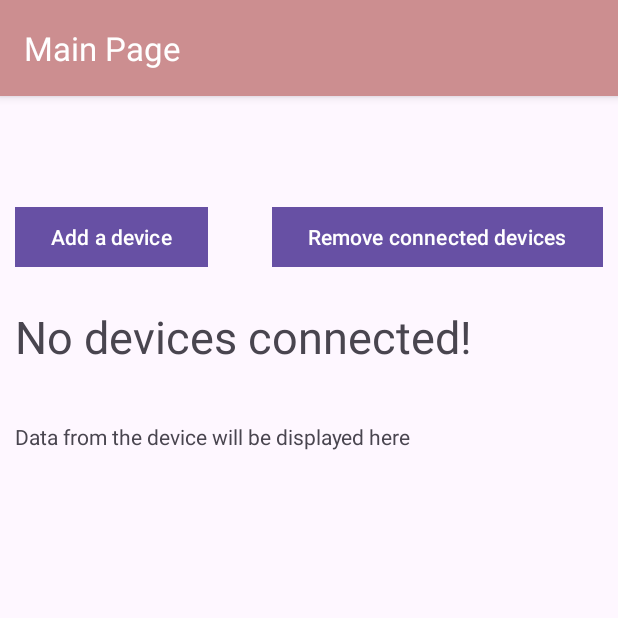
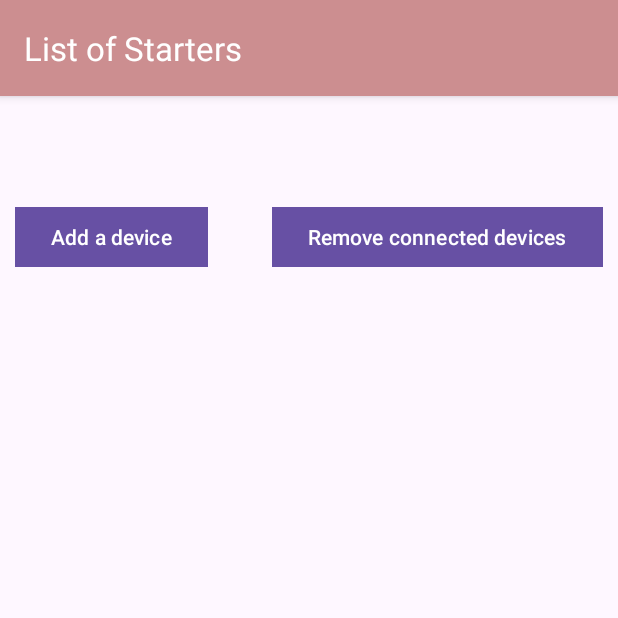
Before and after one commit to joof1234/390_sourdough_helper, an Android app: the screen it shows after launch (MainActivity), on a phone screen of 412 x 824 dp, the top half of it. Run offline under Robolectric (Android 15) with nearby library versions, the phone set to English and light mode, and no system bars.

Commit message:
big changes and new activity. This is a complete overhaul of the system for now. First big update

```diff
--- a/app/src/main/java/com/example/mainactivity/BluetoothConnectionManager.java
+++ b/app/src/main/java/com/example/mainactivity/BluetoothConnectionManager.java
@@ -3,7 +3,8 @@ package com.example.mainactivity;
 import android.bluetooth.BluetoothSocket;
 
 import java.io.IOException;
-
+// THIS CALSS IS USED TO PASS TEH BLUETOOTH CONNECTION FROM ACTIVITY TO ANOTHER!!!!!!!
+// TO PASS THE SOCKET ITSELF WITHOUT HAVING TO USE INTENTS.
 public class BluetoothConnectionManager {
     private static BluetoothConnectionManager instance;
     private BluetoothSocket socket;
--- a/app/src/main/java/com/example/mainactivity/MainActivity.java
+++ b/app/src/main/java/com/example/mainactivity/MainActivity.java
@@ -6,185 +6,100 @@ import android.graphics.Color;
 import android.graphics.drawable.ColorDrawable;
 import android.os.Bundle;
 import android.text.Html;
-import android.util.Log;
 import android.view.View;
+import android.widget.AdapterView;
+import android.widget.ArrayAdapter;
 import android.widget.Button;
-import android.widget.TextView;
-
-import androidx.activity.EdgeToEdge;
-import androidx.appcompat.app.ActionBar;
-import androidx.appcompat.app.AppCompatActivity;
-import androidx.core.graphics.Insets;
-import androidx.core.view.ViewCompat;
-import androidx.core.view.WindowInsetsCompat;
-import android.content.Intent;
-import android.graphics.Color;
-import android.graphics.drawable.ColorDrawable;
-import android.os.Bundle;
-import android.os.Handler;
-import android.text.Html;
-import android.view.View;
-import android.widget.Button;
-import android.widget.TextView;
-import android.widget.Toast;
+import android.widget.ListView;
 
 import androidx.appcompat.app.ActionBar;
 import androidx.appcompat.app.AppCompatActivity;
-
-import java.io.BufferedReader;
-import java.io.IOException;
-import java.io.InputStreamReader;
-import java.net.InetSocketAddress;
-import java.net.Socket;
+import java.util.ArrayList;
+import java.util.HashSet;
+import java.util.Set;
 
 public class MainActivity extends AppCompatActivity {
-
-    private Button bluetooth;
-    private TextView tvExampledata, summary;
-    private Handler handler = new Handler();
-    private String esp32Ip;
-    private boolean isRunning = true;
-    private static final String PREFS_NAME = "ESP32Prefs";
-    private static final String PREF_IP_ADDRESS = "esp32_ip";
-
+    private ListView lvDevices;
+    private ArrayAdapter<String> deviceAdapter;
+    private ArrayList<String> connectedDevices = new ArrayList<>();
+    private Set<String> deviceIps = new HashSet<>();
 
     @Override
     protected void onCreate(Bundle savedInstanceState) {
         super.onCreate(savedInstanceState);
-        EdgeToEdge.enable(this);
         setContentView(R.layout.activity_main);
-        ViewCompat.setOnApplyWindowInsetsListener(findViewById(R.id.main), (v, insets) -> {
-            Insets systemBars = insets.getInsets(WindowInsetsCompat.Type.systemBars());
-            v.setPadding(systemBars.left, systemBars.top, systemBars.right, systemBars.bottom);
-            return insets;
+
+
+        ActionBar actionBar = getSupportActionBar();
+        ColorDrawable colorDrawable = new ColorDrawable(Color.parseColor("#cc8e90"));
+        actionBar.setBackgroundDrawable(colorDrawable);
+        actionBar.setTitle(Html.fromHtml("<font color='#ffffff'>List of Starters </font>"));
+
+        setupViews();
+        loadConnectedDevices();
+        checkNewDevice();
+    }
+
+    private void setupViews() {
+        lvDevices = findViewById(R.id.lvDevices);
+        deviceAdapter = new ArrayAdapter<>(this, android.R.layout.simple_list_item_1, connectedDevices);
+        lvDevices.setAdapter(deviceAdapter);
+
+        lvDevices.setOnItemClickListener((parent, view, position, id) -> {
+            String deviceInfo = connectedDevices.get(position);
+            String deviceIp = deviceInfo.split(" - ")[1]; // Extract IP from display string
+
+            Intent intent = new Intent(MainActivity.this, DeviceDataActivity.class);
+            intent.putExtra("DEVICE_IP", deviceIp);
+            startActivity(intent);
         });
 
-        setup();
-        toolbar();
-
-        Intent intent = getIntent();
-        if (intent != null && intent.hasExtra("ESP32_IP")) {
-            esp32Ip = intent.getStringExtra("ESP32_IP");
-            Log.d("MainActivity", "Connecting to ESP32 at: " + esp32Ip);
-            startDataReceiver();
-        } else {
-            Log.e("MainActivity", "No ESP32 IP provided");
-        }
-
-        SharedPreferences prefs = getSharedPreferences(PREFS_NAME, MODE_PRIVATE);
-        String savedIp = prefs.getString(PREF_IP_ADDRESS, null);
-        esp32Ip = getIntent().getStringExtra("ESP32_IP");
-
-        if (esp32Ip == null && savedIp != null) {
-            esp32Ip = savedIp;
-            Log.d("MainActivity", "Using saved IP: " + esp32Ip);
-        }
-
-        if (esp32Ip != null) {
-            Log.d("MainActivity", "Connecting to ESP32 at: " + esp32Ip);
-            startDataReceiver();
-        } else {
-            Log.e("MainActivity", "No ESP32 IP provided");
-            summary.setText("No devices connected!");
-        }
-
-    }
-
-    private void setup() {
-        bluetooth = findViewById(R.id.gotobluetooth);
-        tvExampledata = findViewById(R.id.wifidataexample);
-        summary = findViewById(R.id.main_summary);
-
-        bluetooth.setOnClickListener(new View.OnClickListener() {
-            @Override
-            public void onClick(View v) {
-                Intent intent = new Intent(MainActivity.this, BluetoothActivity.class);
-                startActivity(intent);
-            }
+        Button btnAddDevice = findViewById(R.id.gotobluetooth);
+        btnAddDevice.setOnClickListener(v -> {
+            Intent intent = new Intent(MainActivity.this, BluetoothActivity.class);
+            startActivity(intent);
         });
 
         Button btnReset = findViewById(R.id.reset_button);
         btnReset.setOnClickListener(v -> {
-            SharedPreferences prefs = getSharedPreferences(PREFS_NAME, MODE_PRIVATE);
-            prefs.edit().remove(PREF_IP_ADDRESS).apply();
-            Toast.makeText(this, "Cleared devices!", Toast.LENGTH_SHORT).show();
-            finish();
+            clearConnectedDevices();
         });
-
-
     }
 
-    private void toolbar() {
-        ActionBar actionBar = getSupportActionBar();
-        ColorDrawable colorDrawable = new ColorDrawable(Color.parseColor("#cc8e90"));
-        actionBar.setBackgroundDrawable(colorDrawable);
-        actionBar.setTitle(Html.fromHtml("<font color='#ffffff'>Main Page </font>"));
+    private void loadConnectedDevices() {
+        SharedPreferences prefs = getSharedPreferences("DEVICE_PREFS", MODE_PRIVATE);
+        Set<String> savedDevices = prefs.getStringSet("CONNECTED_DEVICES", new HashSet<>());
+        connectedDevices.clear();
+        connectedDevices.addAll(savedDevices);
+        deviceAdapter.notifyDataSetChanged();
     }
 
-    private void saveIpAddress(String ip) {
-        SharedPreferences prefs = getSharedPreferences(PREFS_NAME, MODE_PRIVATE);
-        prefs.edit().putString(PREF_IP_ADDRESS, ip).apply();
-    }
-    private void startDataReceiver() {
-        new Thread(() -> {
-            Socket socket = null;
-            BufferedReader reader = null;
-
-            while (isRunning) {
-                try {
-                    if (socket == null || socket.isClosed()) {
-                        Log.d("MainActivity", "Attempting to connect...");
-                        socket = new Socket();
-                        socket.connect(new InetSocketAddress(esp32Ip, 8080), 5000);
-                        reader = new BufferedReader(new InputStreamReader(socket.getInputStream()));
-                        Log.d("MainActivity", "Connected to ESP32");
-                        summary.setText(1 + " Devices connected");
-                    }
-
-                    String data = reader.readLine();
-                    if (data != null) {
-                        final String finalData = "Distance: " + data + " cm";
-                        handler.post(() -> tvExampledata.setText(finalData));
-                    }
-
-                } catch (Exception e) {
-                    Log.e("MainActivity", "Error", e);
-                    handler.post(() -> tvExampledata.setText("Waiting for data..."));
-
-                    if (esp32Ip != null) {
-                        saveIpAddress(esp32Ip);
-                    }
-
-                    //close broken connection
-                    try {
-                        if (socket != null) socket.close();
-                    } catch (IOException ioException) {
-                        Log.e("MainActivity", "Error closing socket", ioException);
-                    }
-
-                    //wait for reconnection
-                    try {
-                        Thread.sleep(1000);
-                    } catch (InterruptedException ie) {
-                        Thread.currentThread().interrupt();
-                    }
-                }
-            }
-
-            //clean up when done
-            try {
-                if (socket != null) socket.close();
-            } catch (IOException e) {
-                Log.e("MainActivity", "Error closing socket", e);
-            }
-        }).start();
+    private void checkNewDevice() {
+        Intent intent = getIntent();
+        if (intent != null && intent.hasExtra("ESP32_IP")) {
+            String newIp = intent.getStringExtra("ESP32_IP");
+            addConnectedDevice(newIp);
+        }
     }
 
-    @Override
-    protected void onDestroy() {
-        super.onDestroy();
-        isRunning = false; //stop the data receiver thread
+    private void addConnectedDevice(String ip) {
+        String deviceInfo = "ESP32 Device - " + ip;
+        if (!connectedDevices.contains(deviceInfo)) {
+            connectedDevices.add(deviceInfo);
+            saveConnectedDevices();
+            deviceAdapter.notifyDataSetChanged();
+        }
     }
 
+    private void saveConnectedDevices() {
+        SharedPreferences prefs = getSharedPreferences("DEVICE_PREFS", MODE_PRIVATE);
+        Set<String> devicesSet = new HashSet<>(connectedDevices);
+        prefs.edit().putStringSet("CONNECTED_DEVICES", devicesSet).apply();
+    }
 
+    private void clearConnectedDevices() {
+        connectedDevices.clear();
+        saveConnectedDevices();
+        deviceAdapter.notifyDataSetChanged();
+    }
 }
--- a/app/src/main/res/layout/activity_main.xml
+++ b/app/src/main/res/layout/activity_main.xml
@@ -37,29 +37,12 @@
         app:layout_constraintTop_toTopOf="parent"
         app:layout_constraintVertical_bias="0.087" />
 
-    <TextView
-        android:id="@+id/wifidataexample"
-        android:layout_width="wrap_content"
-        android:layout_height="wrap_content"
-        android:text="Data from the device will be displayed here"
-        app:layout_constraintBottom_toBottomOf="parent"
-        app:layout_constraintEnd_toEndOf="parent"
-        app:layout_constraintHorizontal_bias="0.0"
-        app:layout_constraintStart_toStartOf="parent"
-        app:layout_constraintTop_toTopOf="parent"
-        app:layout_constraintVertical_bias="0.288" />
-
-    <TextView
-        android:id="@+id/main_summary"
+    <ListView
+        android:id="@+id/lvDevices"
         android:layout_width="match_parent"
-        android:layout_height="wrap_content"
-        android:text="0 Connected devices"
-        android:textSize="30dp"
-        app:layout_constraintBottom_toBottomOf="parent"
-        app:layout_constraintEnd_toEndOf="parent"
-        app:layout_constraintHorizontal_bias="1.0"
-        app:layout_constraintStart_toStartOf="parent"
-        app:layout_constraintTop_toTopOf="parent"
-        app:layout_constraintVertical_bias="0.186" />
+        android:layout_height="0dp"
+        android:layout_weight="1"
+        app:layout_constraintTop_toBottomOf="@id/gotobluetooth"
+        app:layout_constraintBottom_toBottomOf="parent"/>
 
 </androidx.constraintlayout.widget.ConstraintLayout>
```
Also changed, not shown: app/src/main/AndroidManifest.xml (+15 -7 lines), app/src/main/java/com/example/mainactivity/BluetoothActivity.java (+19 -10 lines), app/src/main/java/com/example/mainactivity/DeviceDataActivity.java (added, +97 -0 lines), app/src/main/java/com/example/mainactivity/WiFiActivity.java (+12 -9 lines), app/src/main/res/layout/activity_device_data.xml (added, +29 -0 lines).
